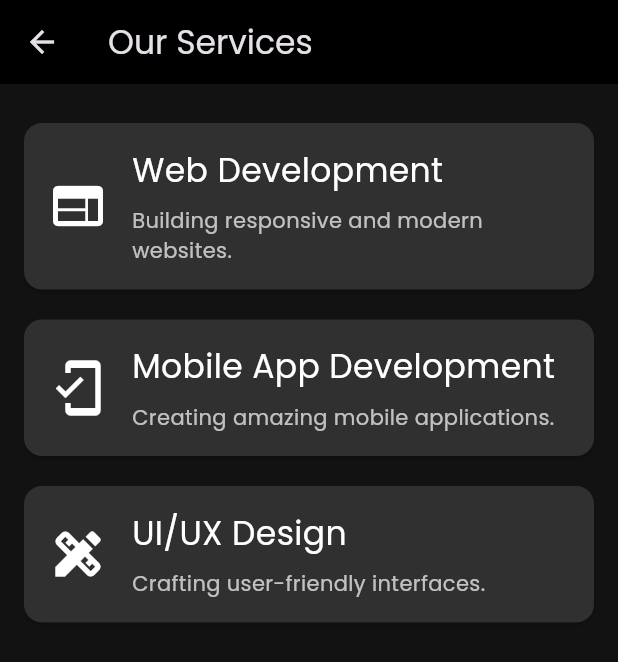
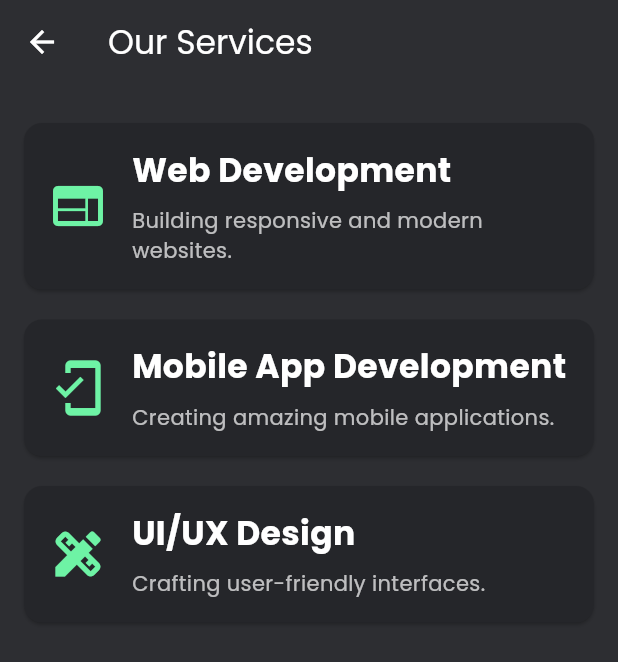
Before and after one commit to talibjameel/My_Portfolio_Web, a Flutter app: the ServicesPage screen opened directly, on a phone screen of 412 x 824 dp. Shown: the top 662 px of the screen. Run offline on Flutter 3.47's test engine with Material 3 defaults, Android fonts, the phone set to English and light mode, and no system bars; our stand-ins replace flutter_svg, font_awesome_flutter, google_fonts.

Commit message:
feat: Implement named routing and refine Services page UI
This commit introduces structured routing to the application, enables clean URL paths for web, and updates the Services page with standardized styling and improved navigation logic.

**Key Changes:**

*   **Routing and Navigation (`main.dart`, `landing_page.dart`):**
    *   Enabled `usePathUrlStrategy` from `flutter_web_plugins` to remove the hash (`#`) from web URLs.
    *   Defined named routes for the home page (`/`) and services page (`/services`).
    *   Updated the navigation drawer and header buttons to navigate to the `/services` route instead of attempting to scroll to a global key.

*   **Services Page UI (`services_page.dart`):**
    *   Integrated `AppColors` for consistent theme management across the background and card components.
    *   Updated the `AppBar` styling with a transparent elevation and explicit white text/icon themes.
    *   Enhanced `ServiceCard` with a rounded border radius, bold typography, and themed icon coloring.

*   **Dependency Management (`pubspec.yaml`):**
    *   Added the `flutter_web_plugins` dependency to support advanced web URL configurations.

```diff
--- a/lib/Pages/services_page.dart
+++ b/lib/Pages/services_page.dart
@@ -1,15 +1,19 @@
 import 'package:flutter/material.dart';
+import '../app_colors.dart';
 
 class ServicesPage extends StatelessWidget {
   @override
   Widget build(BuildContext context) {
     return Scaffold(
+      backgroundColor: AppColors.background1,
       appBar: AppBar(
-        title: Text('Our Services'),
-        backgroundColor: Colors.black,
+        title: Text('Our Services', style: TextStyle(color: Colors.white)),
+        backgroundColor: AppColors.background1,
+        elevation: 0,
+        iconTheme: IconThemeData(color: Colors.white),
       ),
       body: Container(
-        color: Color(0xFF121212), // Dark theme background
+        color: AppColors.background1,
         padding: EdgeInsets.all(16.0),
         child: ListView(
           children: <Widget>[
@@ -51,13 +55,14 @@ class ServiceCard extends StatelessWidget {
   @override
   Widget build(BuildContext context) {
     return Card(
-      color: Colors.grey[850],
+      color: AppColors.background2,
       margin: EdgeInsets.symmetric(vertical: 10.0),
+      shape: RoundedRectangleBorder(borderRadius: BorderRadius.circular(12)),
       child: Padding(
         padding: EdgeInsets.all(16.0),
         child: Row(
           children: <Widget>[
-            Icon(icon, color: Colors.white, size: 40),
+            Icon(icon, color: AppColors.green, size: 40),
             SizedBox(width: 16.0),
             Expanded(
               child: Column(
@@ -65,7 +70,7 @@ class ServiceCard extends StatelessWidget {
                 children: <Widget>[
                   Text(
                     title,
-                    style: TextStyle(color: Colors.white, fontSize: 22),
+                    style: TextStyle(color: Colors.white, fontSize: 22, fontWeight: FontWeight.bold),
                   ),
                   SizedBox(height: 8.0),
                   Text(
--- a/pubspec.yaml
+++ b/pubspec.yaml
@@ -9,6 +9,8 @@ environment:
 
 dependencies:
   flutter:
+    sdk: flutter
+  flutter_web_plugins:
     sdk: flutter
 
   cupertino_icons: ^1.0.8
```
Also changed, not shown: lib/Pages/landing_page.dart (+14 -2 lines), lib/main.dart (+8 -1 lines), pubspec.lock.
